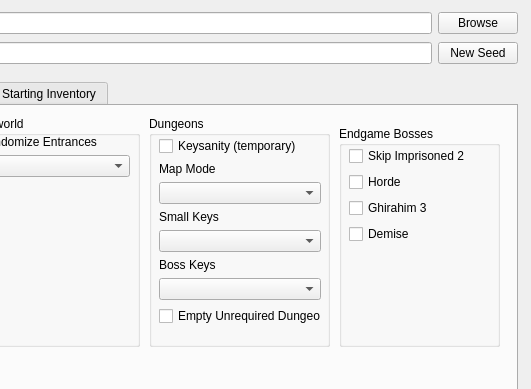
Before: the Qt Designer form gui/randogui.ui in ssrando/ssrando, drawn with Qt 5; both pictures show x 423 to 954 and y 0 to 389 of the 954 by 704 pixel window.
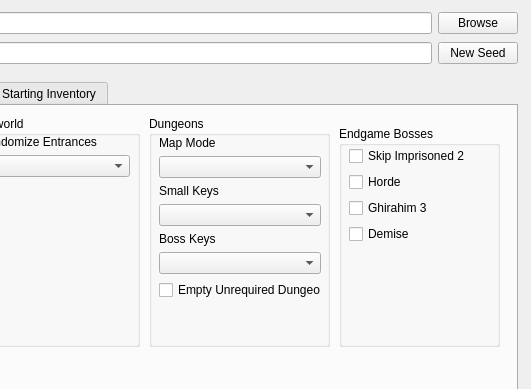
After: the same form once the commit is applied.

Commit message: separated map, small key, and boss key shuffle settings and removed the temporary keysanity setting

```diff
--- a/gui/randogui.ui
+++ b/gui/randogui.ui
@@ -708,13 +708,6 @@
         </rect>
        </property>
        <layout class="QVBoxLayout" name="verticalLayout_10">
-        <item>
-         <widget class="QCheckBox" name="option_keysanity">
-          <property name="text">
-           <string>Keysanity (temporary)</string>
-          </property>
-         </widget>
-        </item>
         <item>
          <layout class="QVBoxLayout" name="verticalLayout_11">
           <item>
```
The commit also changes 5 other files.
